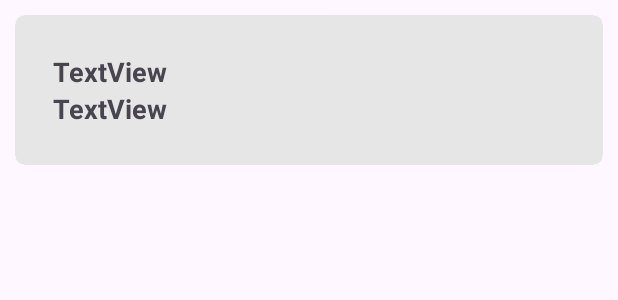
After one commit to jwaryold2/country_quiz_android_studio, an Android app: the layout results.xml on its own in the app's theme, with its tools: preview values and no code run, on a phone screen of 412 x 824 dp. The commit adds this screen. Shown: the top 300 px of the screen. Run offline under Robolectric (Android 15) with nearby library versions, the phone set to English and light mode, and no system bars.

Commit message:
got results to show score and stamp

```diff
--- /dev/null
+++ b/app/src/main/res/layout/results.xml
@@ -0,0 +1,48 @@
+<?xml version="1.0" encoding="utf-8"?>
+<LinearLayout xmlns:android="http://schemas.android.com/apk/res/android"
+    android:layout_width="match_parent"
+    android:layout_height="wrap_content"
+    android:orientation="vertical"
+    android:paddingLeft="10dp"
+    android:paddingRight="10dp">
+
+    <androidx.cardview.widget.CardView xmlns:card_view="http://schemas.android.com/apk/res-auto"
+        android:id="@+id/card_view"
+        android:layout_width="match_parent"
+        android:layout_height="wrap_content"
+        android:layout_marginTop="10dp"
+        android:layout_marginBottom="10dp"
+        card_view:cardBackgroundColor="#e6e6e6"
+        card_view:cardCornerRadius="7dp"
+        card_view:cardElevation="1dp"
+        card_view:cardMaxElevation="1dp"
+        card_view:contentPadding="25dp">
+
+        <LinearLayout
+            android:layout_width="match_parent"
+            android:layout_height="wrap_content"
+            android:layout_weight="1"
+            android:orientation="vertical">
+
+            <TextView
+                android:id="@+id/score"
+                android:layout_width="match_parent"
+                android:layout_height="wrap_content"
+                android:text="TextView"
+                android:textSize="18sp"
+                android:textStyle="bold" />
+
+            <TextView
+                android:id="@+id/time_stamp"
+                android:layout_width="match_parent"
+                android:layout_height="wrap_content"
+                android:text="TextView"
+                android:textSize="18sp"
+                android:textStyle="bold" />
+
+
+        </LinearLayout>
+
+    </androidx.cardview.widget.CardView>
+
+</LinearLayout>
```
Also changed, not shown: app/src/main/java/edu/uga/cs/project4countryquiz/BackEnd.java (+8 -4 lines), app/src/main/java/edu/uga/cs/project4countryquiz/CountryQuizPreviousActivity.java (+16 -0 lines), app/src/main/java/edu/uga/cs/project4countryquiz/ResultsRVFragment.java (deleted, +0 -104 lines), app/src/main/java/edu/uga/cs/project4countryquiz/ResultsRecycleAdapter.java (+48 -3 lines), app/src/main/res/layout/activity_country_quiz_previous.xml (+15 -2 lines), app/src/main/res/layout/fragment_results_r_v.xml (deleted, +0 -11 lines).
